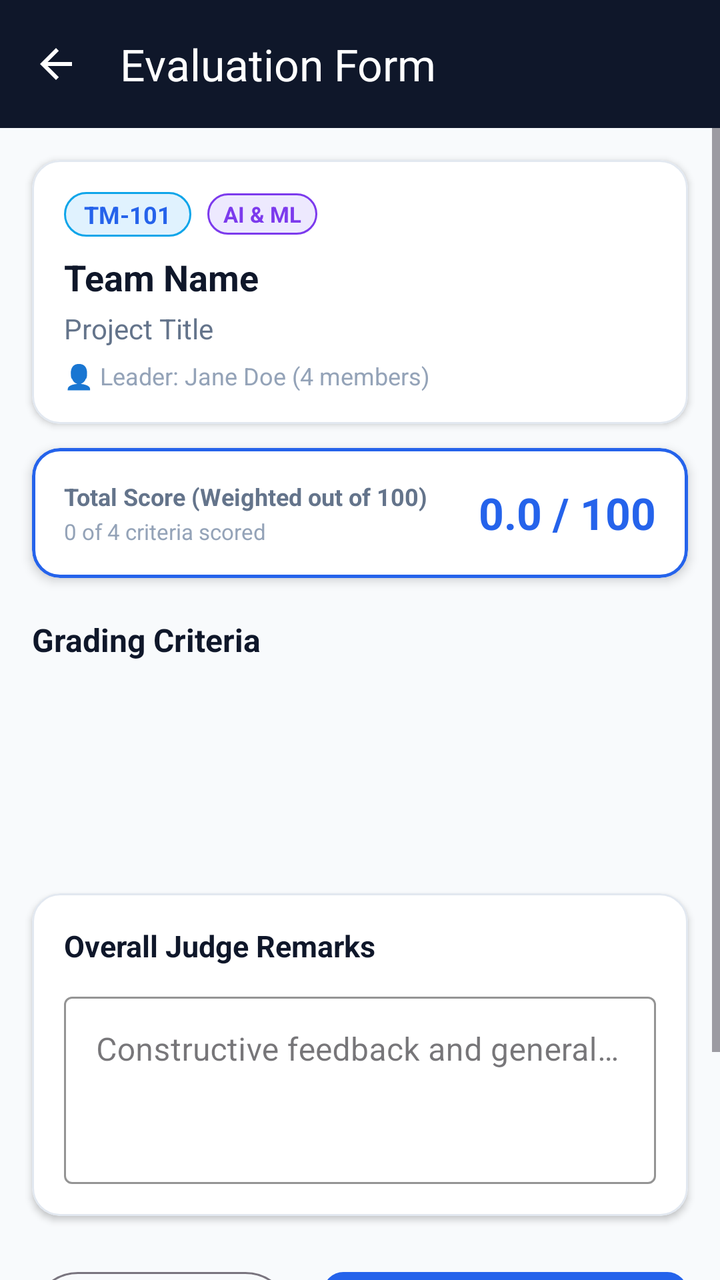
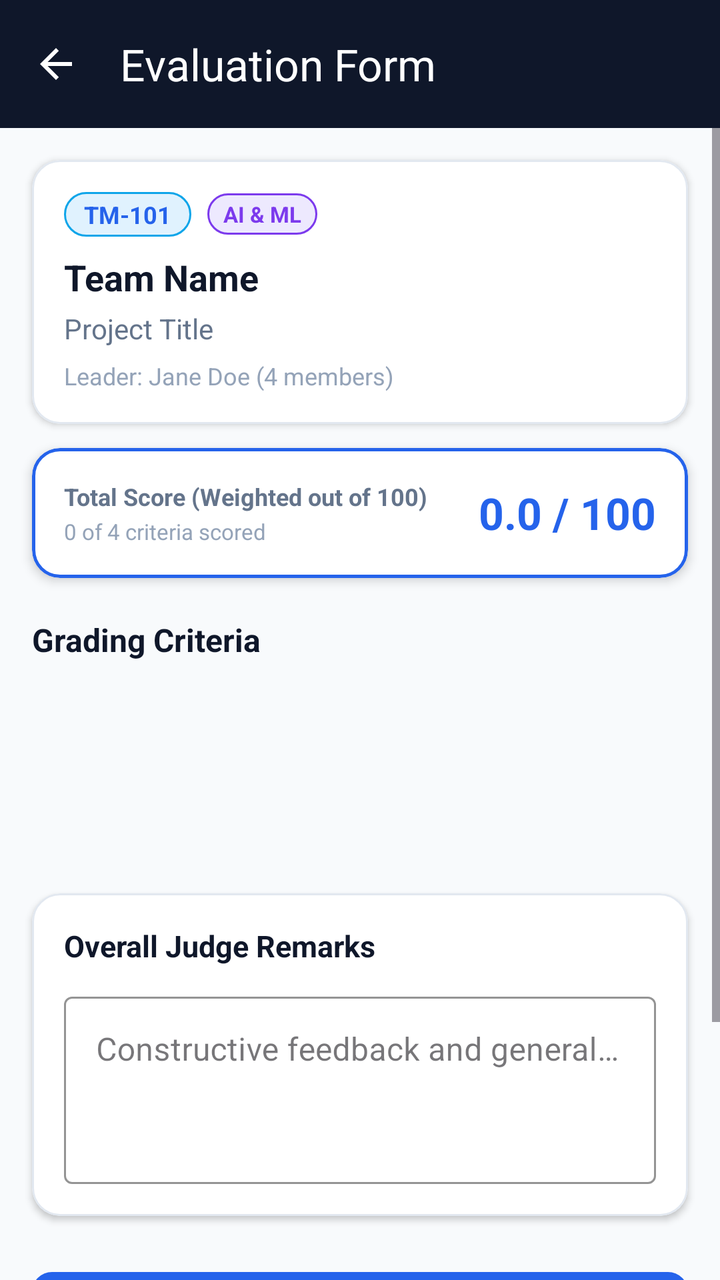

The first picture is an Android layout as it rendered before a commit; the second is the same layout after the commit. The layout source and the unified diff follow.
<!-- AndroidManifest.xml: application theme Theme.Judgex -->
<!-- res/layout/activity_evaluation_form.xml -->
<?xml version="1.0" encoding="utf-8"?>
<androidx.coordinatorlayout.widget.CoordinatorLayout xmlns:android="http://schemas.android.com/apk/res/android"
    xmlns:app="http://schemas.android.com/apk/res-auto"
    android:layout_width="match_parent"
    android:layout_height="match_parent"
    android:fitsSystemWindows="true"
    android:background="@color/background">

    <com.google.android.material.appbar.AppBarLayout
        android:layout_width="match_parent"
        android:layout_height="wrap_content"
        android:fitsSystemWindows="true">

        <com.google.android.material.appbar.MaterialToolbar
            android:id="@+id/toolbar"
            android:layout_width="match_parent"
            android:layout_height="?attr/actionBarSize"
            android:background="@color/primary"
            app:navigationIcon="@drawable/ic_arrow_back"
            app:navigationIconTint="@color/white"
            app:title="Evaluation Form"
            app:titleTextColor="@color/white" />

    </com.google.android.material.appbar.AppBarLayout>

    <androidx.core.widget.NestedScrollView
        android:layout_width="match_parent"
        android:layout_height="match_parent"
        android:fillViewport="true"
        android:clipToPadding="false"
        android:scrollbars="vertical"
        app:layout_behavior="@string/appbar_scrolling_view_behavior">

        <LinearLayout
            android:layout_width="match_parent"
            android:layout_height="wrap_content"
            android:orientation="vertical"
            android:paddingBottom="96dp"
            android:clipToPadding="false">

            
            <com.google.android.material.card.MaterialCardView
                android:layout_width="match_parent"
                android:layout_height="wrap_content"
                android:layout_marginHorizontal="16dp"
                android:layout_marginTop="16dp"
                app:cardCornerRadius="14dp"
                app:cardElevation="2dp"
                app:strokeWidth="1dp"
                app:strokeColor="@color/card_border"
                app:cardBackgroundColor="@color/surface">

                <LinearLayout
                    android:layout_width="match_parent"
                    android:layout_height="wrap_content"
                    android:orientation="vertical"
                    android:padding="16dp">

                    <LinearLayout
                        android:layout_width="match_parent"
                        android:layout_height="wrap_content"
                        android:gravity="center_vertical"
                        android:orientation="horizontal">

                        <TextView
                            android:id="@+id/tvTeamNumber"
                            android:layout_width="wrap_content"
                            android:layout_height="wrap_content"
                            android:background="@drawable/bg_badge_judge"
                            android:paddingHorizontal="10dp"
                            android:paddingVertical="3dp"
                            android:text="TM-101"
                            android:textColor="@color/accent"
                            android:textSize="12sp"
                            android:textStyle="bold" />

                        <TextView
                            android:id="@+id/tvCategory"
                            android:layout_width="wrap_content"
                            android:layout_height="wrap_content"
                            android:layout_marginStart="8dp"
                            android:background="@drawable/bg_badge_admin"
                            android:paddingHorizontal="8dp"
                            android:paddingVertical="3dp"
                            android:text="AI &amp; ML"
                            android:textColor="#7C3AED"
                            android:textSize="11sp"
                            android:textStyle="bold" />

                        <View
                            android:layout_width="0dp"
                            android:layout_height="1dp"
                            android:layout_weight="1" />

                        <TextView
                            android:id="@+id/tvDraftBadge"
                            android:layout_width="wrap_content"
                            android:layout_height="wrap_content"
                            android:background="@drawable/bg_badge_pending"
                            android:paddingHorizontal="8dp"
                            android:paddingVertical="3dp"
                            android:text="DRAFT LOADED"
                            android:textColor="@color/warning"
                            android:textSize="11sp"
                            android:textStyle="bold"
                            android:visibility="gone" />

                    </LinearLayout>

                    <TextView
                        android:id="@+id/tvTeamName"
                        android:layout_width="match_parent"
                        android:layout_height="wrap_content"
                        android:layout_marginTop="8dp"
                        android:text="Team Name"
                        android:textColor="@color/text_primary"
                        android:textSize="18sp"
                        android:textStyle="bold" />

                    <TextView
                        android:id="@+id/tvProjectTitle"
                        android:layout_width="match_parent"
                        android:layout_height="wrap_content"
                        android:layout_marginTop="4dp"
                        android:text="Project Title"
                        android:textColor="@color/text_secondary"
                        android:textSize="14sp" />

                    <TextView
                        android:id="@+id/tvLeaderDetails"
                        android:layout_width="match_parent"
                        android:layout_height="wrap_content"
                        android:layout_marginTop="6dp"
                        android:text="👤 Leader: Jane Doe (4 members)"
                        android:textColor="@color/text_muted"
                        android:textSize="12sp" />

                </LinearLayout>

            </com.google.android.material.card.MaterialCardView>

            
            <com.google.android.material.card.MaterialCardView
                android:layout_width="match_parent"
                android:layout_height="wrap_content"
                android:layout_marginHorizontal="16dp"
                android:layout_marginTop="12dp"
                app:cardCornerRadius="14dp"
                app:cardElevation="3dp"
                app:strokeWidth="1.5dp"
                app:strokeColor="@color/accent"
                app:cardBackgroundColor="@color/surface">

                <LinearLayout
                    android:layout_width="match_parent"
                    android:layout_height="wrap_content"
                    android:gravity="center_vertical"
                    android:orientation="horizontal"
                    android:padding="16dp">

                    <LinearLayout
                        android:layout_width="0dp"
                        android:layout_height="wrap_content"
                        android:layout_weight="1"
                        android:orientation="vertical">

                        <TextView
                            android:layout_width="wrap_content"
                            android:layout_height="wrap_content"
                            android:text="Total Score (Weighted out of 100)"
                            android:textColor="@color/text_secondary"
                            android:textSize="12sp"
                            android:textStyle="bold" />

                        <TextView
                            android:id="@+id/tvCriteriaProgress"
                            android:layout_width="wrap_content"
                            android:layout_height="wrap_content"
                            android:layout_marginTop="2dp"
                            android:text="0 of 4 criteria scored"
                            android:textColor="@color/text_muted"
                            android:textSize="11sp" />

                    </LinearLayout>

                    <TextView
                        android:id="@+id/tvRunningTotalScore"
                        android:layout_width="wrap_content"
                        android:layout_height="wrap_content"
                        android:text="0.0 / 100"
                        android:textColor="@color/accent"
                        android:textSize="22sp"
                        android:textStyle="bold" />

                </LinearLayout>

            </com.google.android.material.card.MaterialCardView>

            <TextView
                android:layout_width="wrap_content"
                android:layout_height="wrap_content"
                android:layout_marginHorizontal="16dp"
                android:layout_marginTop="20dp"
                android:layout_marginBottom="8dp"
                android:text="Grading Criteria"
                android:textColor="@color/text_primary"
                android:textSize="16sp"
                android:textStyle="bold" />

            <ProgressBar
                android:id="@+id/progressBarCriteria"
                android:layout_width="wrap_content"
                android:layout_height="wrap_content"
                android:layout_gravity="center_horizontal"
                android:layout_marginVertical="24dp"
                android:indeterminateTint="@color/accent" />

            <androidx.recyclerview.widget.RecyclerView
                android:id="@+id/recyclerViewCriteria"
                android:layout_width="match_parent"
                android:layout_height="wrap_content"
                android:nestedScrollingEnabled="false" />

            
            <com.google.android.material.card.MaterialCardView
                android:layout_width="match_parent"
                android:layout_height="wrap_content"
                android:layout_marginHorizontal="16dp"
                android:layout_marginTop="12dp"
                app:cardCornerRadius="14dp"
                app:cardElevation="2dp"
                app:strokeWidth="1dp"
                app:strokeColor="@color/card_border"
                app:cardBackgroundColor="@color/surface">

                <LinearLayout
                    android:layout_width="match_parent"
                    android:layout_height="wrap_content"
                    android:orientation="vertical"
                    android:padding="16dp">

                    <TextView
                        android:layout_width="wrap_content"
                        android:layout_height="wrap_content"
                        android:text="Overall Judge Remarks"
                        android:textColor="@color/text_primary"
                        android:textSize="15sp"
                        android:textStyle="bold" />

                    <com.google.android.material.textfield.TextInputLayout
                        style="@style/Widget.MaterialComponents.TextInputLayout.OutlinedBox"
                        android:layout_width="match_parent"
                        android:layout_height="wrap_content"
                        android:layout_marginTop="10dp"
                        android:hint="Constructive feedback and general comments"
                        app:boxStrokeColor="@color/accent">

                        <com.google.android.material.textfield.TextInputEditText
                            android:id="@+id/etRemarks"
                            android:layout_width="match_parent"
                            android:layout_height="wrap_content"
                            android:gravity="top|start"
                            android:inputType="textMultiLine|textCapSentences"
                            android:minLines="3" />

                    </com.google.android.material.textfield.TextInputLayout>

                </LinearLayout>

            </com.google.android.material.card.MaterialCardView>

            
            <LinearLayout
                android:layout_width="match_parent"
                android:layout_height="wrap_content"
                android:layout_marginHorizontal="16dp"
                android:layout_marginTop="24dp"
                android:orientation="horizontal">

                <com.google.android.material.button.MaterialButton
                    android:id="@+id/btnSaveDraft"
                    style="@style/Widget.Material3.Button.OutlinedButton"
                    android:layout_width="0dp"
                    android:layout_height="54dp"
                    android:layout_marginEnd="8dp"
                    android:layout_weight="1"
                    android:text="Save Draft"
                    android:textSize="14sp" />

                <com.google.android.material.button.MaterialButton
                    android:id="@+id/btnSubmitEvaluation"
                    style="@style/Button.Primary"
                    android:layout_width="0dp"
                    android:layout_height="54dp"
                    android:layout_marginStart="8dp"
                    android:layout_weight="1.4"
                    android:text="Submit Evaluation"
                    android:textSize="14sp"
                    android:textStyle="bold" />

            </LinearLayout>

        </LinearLayout>

    </androidx.core.widget.NestedScrollView>

</androidx.coordinatorlayout.widget.CoordinatorLayout>
<!-- resources referenced by this layout -->
<resources>
  <color name="accent">#2563EB</color>
  <color name="background">#F8FAFC</color>
  <color name="card_border">#E2E8F0</color>
  <color name="primary">#0F172A</color>
  <color name="surface">#FFFFFF</color>
  <color name="text_muted">#94A3B8</color>
  <color name="text_primary">#0F172A</color>
  <color name="text_secondary">#64748B</color>
  <color name="warning">#F59E0B</color>
  <color name="white">#FFFFFF</color>
  <!-- drawable bg_badge_admin (drawable) -->
  <?xml version="1.0" encoding="utf-8"?>
  <shape xmlns:android="http://schemas.android.com/apk/res/android">
      <solid android:color="#EDE9FE" />
      <corners android:radius="16dp" />
      <stroke android:width="1dp" android:color="#7C3AED" />
  </shape>
  <!-- drawable bg_badge_judge (drawable) -->
  <?xml version="1.0" encoding="utf-8"?>
  <shape xmlns:android="http://schemas.android.com/apk/res/android">
      <solid android:color="@color/info_light" />
      <corners android:radius="16dp" />
      <stroke android:width="1dp" android:color="@color/info" />
  </shape>
  <!-- drawable bg_badge_pending (drawable) -->
  <?xml version="1.0" encoding="utf-8"?>
  <shape xmlns:android="http://schemas.android.com/apk/res/android">
      <solid android:color="@color/warning_light" />
      <corners android:radius="16dp" />
      <stroke android:width="1dp" android:color="@color/warning" />
  </shape>
  <!-- drawable ic_arrow_back (drawable) -->
  <vector xmlns:android="http://schemas.android.com/apk/res/android"
      android:width="24dp"
      android:height="24dp"
      android:viewportWidth="24"
      android:viewportHeight="24"
      android:tint="?attr/colorControlNormal">
    <path
        android:fillColor="@android:color/white"
        android:pathData="M20,11H7.83l5.59,-5.59L12,4l-8,8 8,8 1.41,-1.41L7.83,13H20v-2z"/>
  </vector>
  <style name="Button.Primary" parent="Widget.Material3.Button">
          <item name="backgroundTint">@color/accent</item>
          <item name="android:textColor">@color/white</item>
          <item name="cornerRadius">10dp</item>
      </style>
  <style name="Theme.Judgex" parent="Theme.Material3.DayNight.NoActionBar">
          
          <item name="colorPrimary">@color/accent</item>
          <item name="colorPrimaryVariant">@color/primary_dark</item>
          <item name="colorOnPrimary">@color/white</item>
          
          <item name="colorSecondary">@color/accent_light</item>
          <item name="colorSecondaryVariant">@color/accent</item>
          <item name="colorOnSecondary">@color/white</item>
          
          <item name="android:statusBarColor">@color/primary</item>
          <item name="android:windowLightStatusBar">false</item>
          
          <item name="android:windowBackground">@color/background</item>
      </style>
  <color name="info_light">#E0F2FE</color>
  <color name="info">#0EA5E9</color>
  <color name="warning_light">#FEF3C7</color>
  <color name="primary_dark">#020617</color>
  <color name="accent_light">#3B82F6</color>
</resources>

<!-- the commit's change to res/layout/activity_evaluation_form.xml (unified diff, before → after) -->
@@ -131,7 +131,7 @@
                         android:layout_width="match_parent"
                         android:layout_height="wrap_content"
                         android:layout_marginTop="6dp"
-                        android:text="👤 Leader: Jane Doe (4 members)"
+                        android:text="Leader: Jane Doe (4 members)"
                         android:textColor="@color/text_muted"
                         android:textSize="12sp" />
 
@@ -270,35 +270,17 @@
             </com.google.android.material.card.MaterialCardView>
 
             
-            <LinearLayout
-                android:layout_width="match_parent"
-                android:layout_height="wrap_content"
+            <com.google.android.material.button.MaterialButton
+                android:id="@+id/btnSubmitEvaluation"
+                style="@style/Button.Primary"
+                android:layout_width="match_parent"
+                android:layout_height="54dp"
                 android:layout_marginHorizontal="16dp"
                 android:layout_marginTop="24dp"
-                android:orientation="horizontal">
-
-                <com.google.android.material.button.MaterialButton
-                    android:id="@+id/btnSaveDraft"
-                    style="@style/Widget.Material3.Button.OutlinedButton"
-                    android:layout_width="0dp"
-                    android:layout_height="54dp"
-                    android:layout_marginEnd="8dp"
-                    android:layout_weight="1"
-                    android:text="Save Draft"
-                    android:textSize="14sp" />
-
-                <com.google.android.material.button.MaterialButton
-                    android:id="@+id/btnSubmitEvaluation"
-                    style="@style/Button.Primary"
-                    android:layout_width="0dp"
-                    android:layout_height="54dp"
-                    android:layout_marginStart="8dp"
-                    android:layout_weight="1.4"
-                    android:text="Submit Evaluation"
-                    android:textSize="14sp"
-                    android:textStyle="bold" />
-
-            </LinearLayout>
+                android:layout_marginBottom="24dp"
+                android:text="Submit Evaluation"
+                android:textSize="15sp"
+                android:textStyle="bold" />
 
         </LinearLayout>
 
